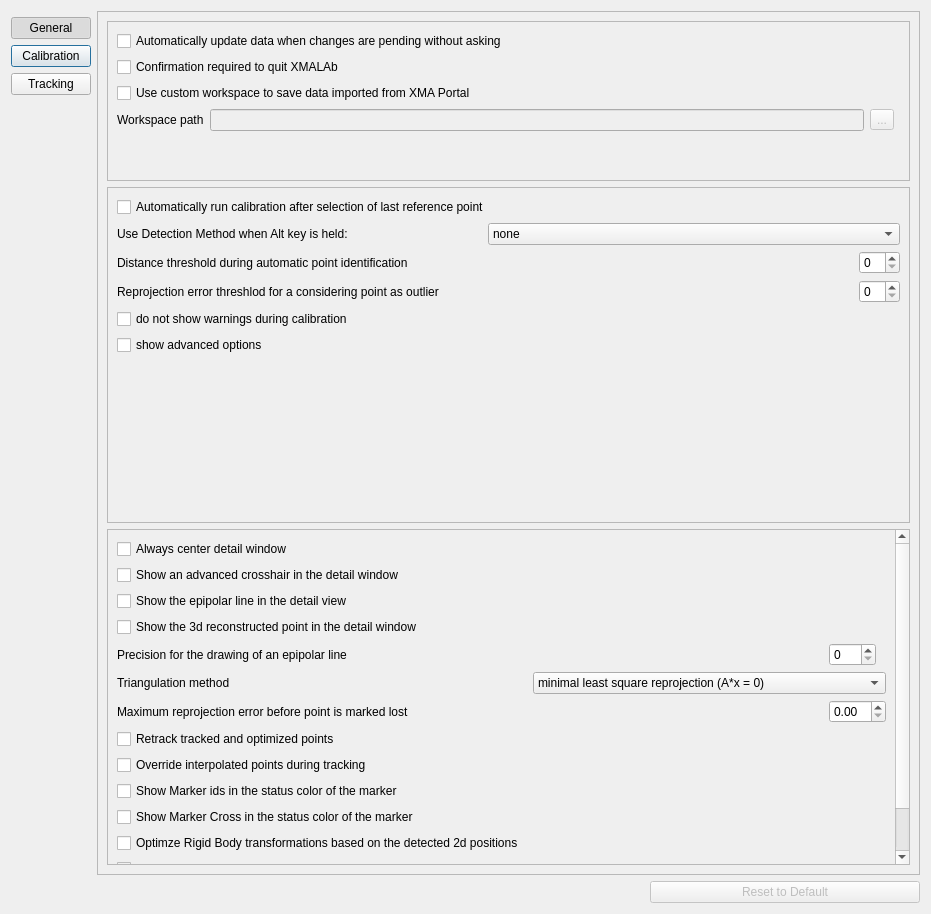
Old version of the form src/ui/ui-files/SettingsDialog.ui in the repository XROMMPackages/xmalab.
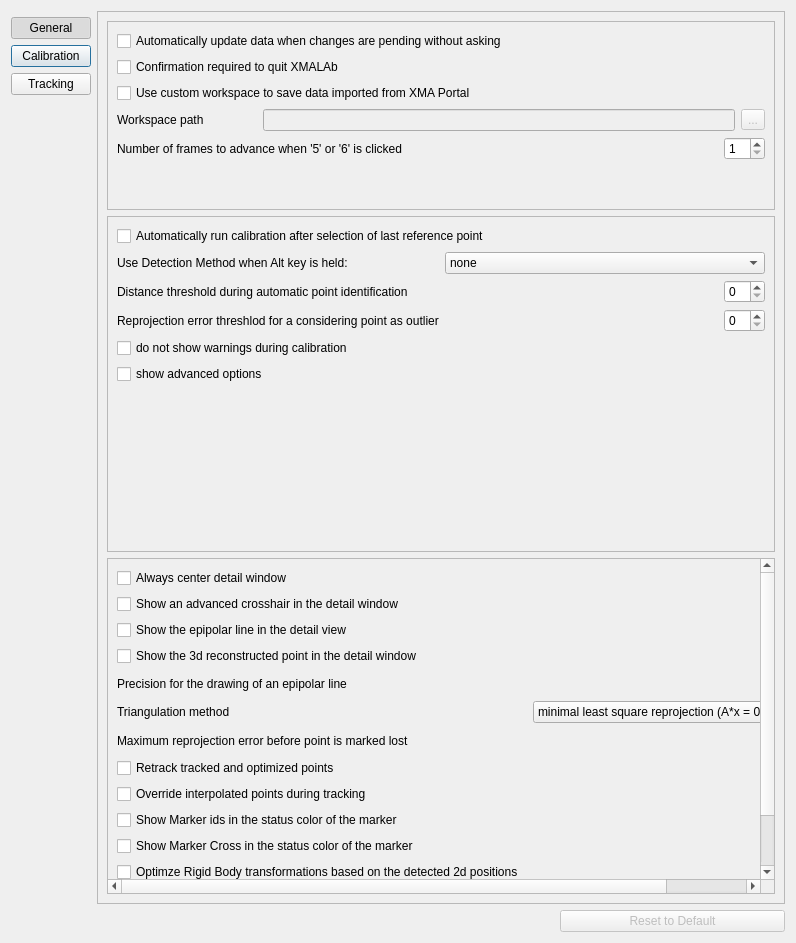
New version of the form. Icons and pictures are not drawn.

Commit message: fixes #118 : Added Shortcuts for moving n-frames and to move to incomplete frames

```diff
--- a/src/ui/ui-files/SettingsDialog.ui
+++ b/src/ui/ui-files/SettingsDialog.ui
@@ -9,8 +9,8 @@
    <rect>
     <x>0</x>
     <y>0</y>
-    <width>931</width>
-    <height>858</height>
+    <width>796</width>
+    <height>884</height>
    </rect>
   </property>
   <property name="windowTitle">
@@ -91,12 +91,12 @@
           <rect>
            <x>0</x>
            <y>0</y>
-           <width>810</width>
-           <height>153</height>
+           <width>675</width>
+           <height>179</height>
           </rect>
          </property>
          <layout class="QGridLayout" name="gridLayout_3">
-          <item row="2" column="0" colspan="4">
+          <item row="2" column="0" colspan="5">
            <widget class="QCheckBox" name="checkBox_ConfirmQuitXMALab">
             <property name="sizePolicy">
              <sizepolicy hsizetype="Minimum" vsizetype="Minimum">
@@ -109,7 +109,7 @@
             </property>
            </widget>
           </item>
-          <item row="1" column="0" colspan="4">
+          <item row="1" column="0" colspan="5">
            <widget class="QCheckBox" name="checkBox_AutoConfirmPendingChanges">
             <property name="sizePolicy">
              <sizepolicy hsizetype="Minimum" vsizetype="Minimum">
@@ -122,7 +122,17 @@
             </property>
            </widget>
           </item>
-          <item row="6" column="1" colspan="3">
+          <item row="4" column="1" colspan="3">
+           <widget class="QLineEdit" name="lineEditWorkspace">
+            <property name="enabled">
+             <bool>false</bool>
+            </property>
+            <property name="readOnly">
+             <bool>true</bool>
+            </property>
+           </widget>
+          </item>
+          <item row="6" column="1" colspan="4">
            <spacer name="verticalSpacer_2">
             <property name="orientation">
              <enum>Qt::Vertical</enum>
@@ -135,13 +145,6 @@
             </property>
            </spacer>
           </item>
-          <item row="3" column="0" colspan="4">
-           <widget class="QCheckBox" name="checkBox_Workspace">
-            <property name="text">
-             <string>Use custom workspace to save data imported from XMA Portal</string>
-            </property>
-           </widget>
-          </item>
           <item row="4" column="0">
            <widget class="QLabel" name="label_5">
             <property name="text">
@@ -149,17 +152,14 @@
             </property>
            </widget>
           </item>
-          <item row="4" column="1">
-           <widget class="QLineEdit" name="lineEditWorkspace">
-            <property name="enabled">
-             <bool>false</bool>
-            </property>
-            <property name="readOnly">
-             <bool>true</bool>
+          <item row="3" column="0" colspan="5">
+           <widget class="QCheckBox" name="checkBox_Workspace">
+            <property name="text">
+             <string>Use custom workspace to save data imported from XMA Portal</string>
             </property>
            </widget>
           </item>
-          <item row="4" column="2">
+          <item row="4" column="4">
            <widget class="QToolButton" name="toolButton_Workspace">
             <property name="enabled">
              <bool>false</bool>
@@ -169,6 +169,45 @@
             </property>
            </widget>
           </item>
+          <item row="5" column="0" colspan="2">
+           <widget class="QLabel" name="label_6">
+            <property name="text">
+             <string>Number of frames to advance when '5' or '6' is clicked</string>
+            </property>
+           </widget>
+          </item>
+          <item row="5" column="3" colspan="2">
+           <widget class="QSpinBox" name="spinBoxFrameAdvance">
+            <property name="sizePolicy">
+             <sizepolicy hsizetype="Maximum" vsizetype="Fixed">
+              <horstretch>0</horstretch>
+              <verstretch>0</verstretch>
+             </sizepolicy>
+            </property>
+            <property name="layoutDirection">
+             <enum>Qt::LeftToRight</enum>
+            </property>
+            <property name="alignment">
+             <set>Qt::AlignLeading|Qt::AlignLeft|Qt::AlignVCenter</set>
+            </property>
+            <property name="minimum">
+             <number>1</number>
+            </property>
+           </widget>
+          </item>
+          <item row="5" column="2">
+           <spacer name="horizontalSpacer_2">
+            <property name="orientation">
+             <enum>Qt::Horizontal</enum>
+            </property>
+            <property name="sizeHint" stdset="0">
+             <size>
+              <width>40</width>
+              <height>20</height>
+             </size>
+            </property>
+           </spacer>
+          </item>
          </layout>
         </widget>
        </widget>
@@ -183,7 +222,7 @@
           <rect>
            <x>0</x>
            <y>0</y>
-           <width>810</width>
+           <width>675</width>
            <height>310</height>
           </rect>
          </property>
@@ -316,8 +355,8 @@
          <property name="geometry">
           <rect>
            <x>0</x>
-           <y>-45</y>
-           <width>793</width>
+           <y>0</y>
+           <width>669</width>
            <height>355</height>
           </rect>
          </property>
```
The commit also changes 7 other files.
